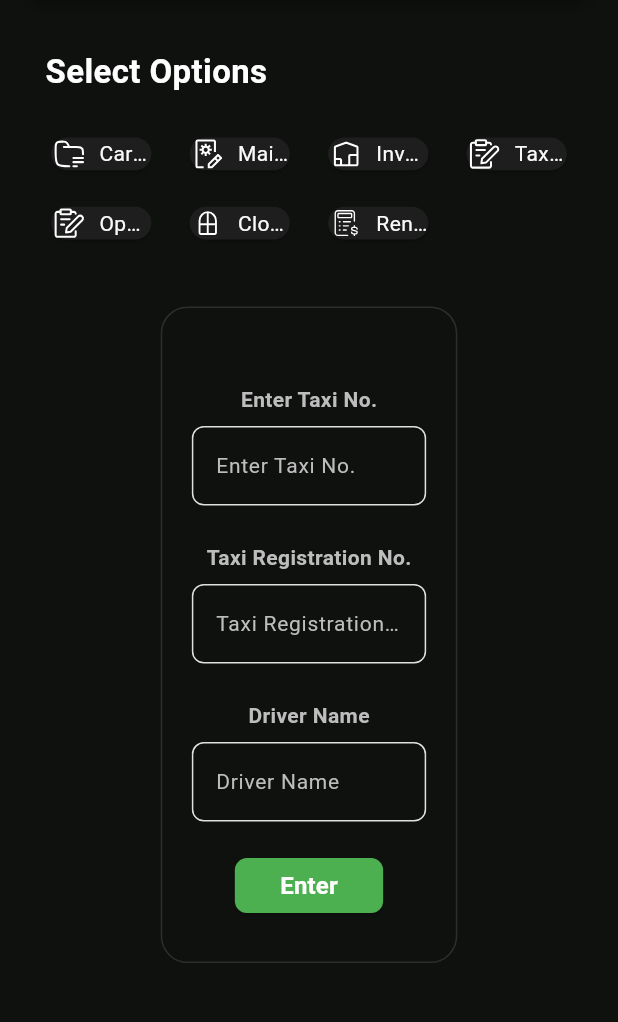
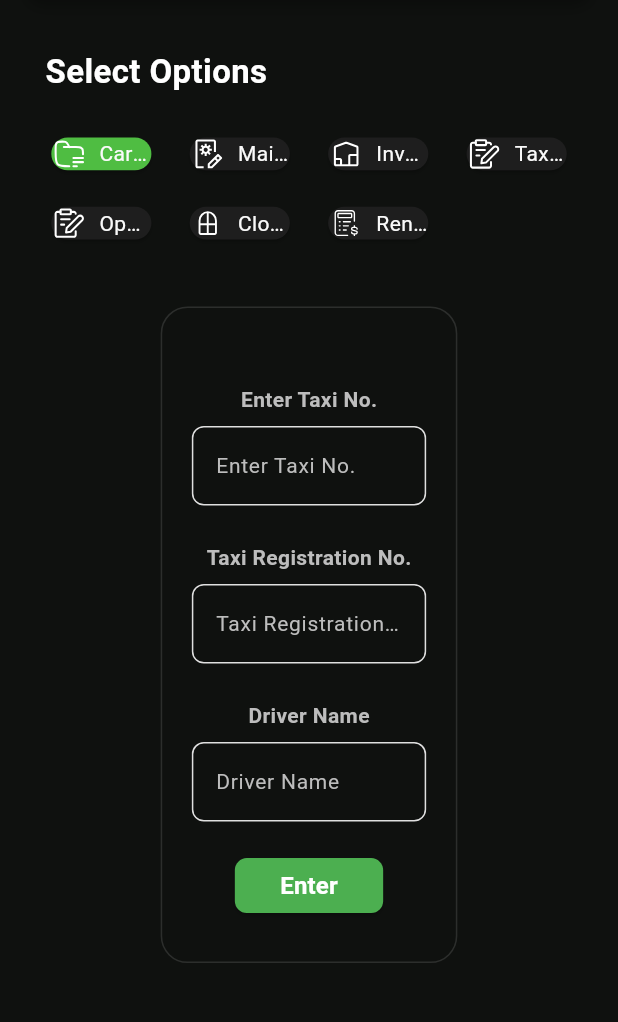
Before and after one commit to actionapps23/Action-Inc-Taxi-App, a Flutter app: the SelectionScreen screen opened directly, on a phone screen of 412 x 824 dp, the part 125-1147 px from its top. Run offline on Flutter 3.47's test engine with Material 3 defaults, Android fonts, the phone set to English and light mode, and no system bars; our stand-ins replace cloud_firestore, equatable, firebase_core, flutter_bloc, flutter_hooks, flutter_screenutil and 1 more; accounts and stored records are empty.

Commit message:
In Progress

```diff
--- a/action_inc_taxi_app/lib/core/widgets/feature_selection_card.dart
+++ b/action_inc_taxi_app/lib/core/widgets/feature_selection_card.dart
@@ -6,12 +6,14 @@ class FeatureSelectionCard extends StatelessWidget {
   final String cardTitle;
   final String iconPath;
   final VoidCallback onTap;
+  final Color? backgroundColor;
 
   const FeatureSelectionCard({
     super.key,
     required this.cardTitle,
     required this.iconPath,
     required this.onTap,
+    this.backgroundColor,
   });
 
   @override
@@ -25,7 +27,7 @@ class FeatureSelectionCard extends StatelessWidget {
     return GestureDetector(
       onTap: onTap,
       child: Card(
-        color: AppColors.cardBackground,
+        color: backgroundColor ?? AppColors.cardBackground,
         child: Center(
           child: Row(
             mainAxisAlignment: MainAxisAlignment.center,
--- a/action_inc_taxi_app/lib/features/entry_section/rent/daily_rent_collection_info_screen.dart
+++ b/action_inc_taxi_app/lib/features/entry_section/rent/daily_rent_collection_info_screen.dart
@@ -470,6 +470,7 @@ class _DailyRentCollectionInfoScreenState
                                         controller: taxiNoController,
                                         labelText: 'Taxi No',
                                         hintText: 'Enter Taxi No',
+                                        isReadOnly: true,
                                         errorText: fieldErrors['taxiNo'],
                                       ),
                                       SizedBox(height: 12.h),
@@ -912,12 +913,14 @@ class _DailyRentCollectionInfoScreenState
                                         controller: totalRentController,
                                         labelText: 'Total Rent (computed)',
                                         hintText: 'Total',
+                                        isReadOnly: true,
                                       ),
                                       SizedBox(height: 12.h),
                                       AppTextFormField(
                                         controller: dueRentController,
                                         labelText: 'Due Rent (computed)',
                                         hintText: 'Due',
+                                        isReadOnly: true,
                                       ),
                                       SizedBox(height: 12.h),
                                     ],
--- a/action_inc_taxi_app/lib/features/selection_screen.dart
+++ b/action_inc_taxi_app/lib/features/selection_screen.dart
@@ -8,8 +8,46 @@ import 'package:action_inc_taxi_app/core/theme/app_assets.dart';
 import 'package:action_inc_taxi_app/core/widgets/feature_selection_card.dart';
 import 'package:action_inc_taxi_app/core/widgets/buttons/app_button.dart';
 
-class SelectionScreen extends StatelessWidget {
+class SelectionScreen extends StatefulWidget {
   const SelectionScreen({super.key});
+
+  @override
+  State<SelectionScreen> createState() => _SelectionScreenState();
+}
+
+class _SelectionScreenState extends State<SelectionScreen> {
+  int selectedIndex = 0;
+
+  final List<Map<String, dynamic>> featureCards = [
+    {
+      'title': "Car Details",
+      'icon': AppAssets.carDetailsIcon,
+    },
+    {
+      'title': "Maintenance",
+      'icon': AppAssets.maintenance,
+    },
+    {
+      'title': "Inventory",
+      'icon': AppAssets.inventory,
+    },
+    {
+      'title': "Taxi Inspection",
+      'icon': AppAssets.taxiInspection,
+    },
+    {
+      'title': "Open Procedure",
+      'icon': AppAssets.openProcedure,
+    },
+    {
+      'title': "Close Procedure",
+      'icon': AppAssets.closeProcedure,
+    },
+    {
+      'title': "Renewal & Status",
+      'icon': AppAssets.renewalStatus,
+    },
+  ];
 
   @override
   Widget build(BuildContext context) {
@@ -18,9 +56,7 @@ class SelectionScreen extends StatelessWidget {
       body: SafeArea(
         child: Column(
           children: [
-            // Top App Bar
             Navbar(),
-            // Main content
             Expanded(
               child: SingleChildScrollView(
                 child: Center(
@@ -33,7 +69,6 @@ class SelectionScreen extends StatelessWidget {
                     child: Column(
                       crossAxisAlignment: CrossAxisAlignment.start,
                       children: [
-                        // Select Options and Add Notes
                         Row(
                           mainAxisAlignment: MainAxisAlignment.spaceBetween,
                           children: [
@@ -48,7 +83,6 @@ class SelectionScreen extends StatelessWidget {
                           ],
                         ),
                         SizedBox(height: 24.h),
-                        // Feature cards grid
                         GridView.count(
                           crossAxisCount: 4,
                           shrinkWrap: true,
@@ -56,46 +90,22 @@ class SelectionScreen extends StatelessWidget {
                           crossAxisSpacing: 16.w,
                           childAspectRatio: 2.5,
                           physics: NeverScrollableScrollPhysics(),
-                          children: [
-                            FeatureSelectionCard(
-                              cardTitle: "Car Details",
-                              iconPath: AppAssets.carDetailsIcon,
-                              onTap: () {},
-                            ),
-                            FeatureSelectionCard(
-                              cardTitle: "Maintenance",
-                              iconPath: AppAssets.maintenance,
-                              onTap: () {},
-                            ),
-                            FeatureSelectionCard(
-                              cardTitle: "Inventory",
-                              iconPath: AppAssets.inventory,
-                              onTap: () {},
-                            ),
-                            FeatureSelectionCard(
-                              cardTitle: "Taxi Inspection",
-                              iconPath: AppAssets.taxiInspection,
-                              onTap: () {},
-                            ),
-                            FeatureSelectionCard(
-                              cardTitle: "Open Procedure",
-                              iconPath: AppAssets.openProcedure,
-                              onTap: () {},
-                            ),
-                            FeatureSelectionCard(
-                              cardTitle: "Close Procedure",
-                              iconPath: AppAssets.closeProcedure,
-                              onTap: () {},
-                            ),
-                            FeatureSelectionCard(
-                              cardTitle: "Renewal & Status",
-                              iconPath: AppAssets.renewalStatus,
-                              onTap: () {},
-                            ),
-                          ],
+                          children: List.generate(featureCards.length, (i) {
+                            return FeatureSelectionCard(
+                              cardTitle: featureCards[i]['title'],
+                              iconPath: featureCards[i]['icon'],
+                              backgroundColor: selectedIndex == i
+                                  ? AppColors.primary
+                                  : null,
+                              onTap: () {
+                                setState(() {
+                                  selectedIndex = i;
+                                });
+                              },
+                            );
+                          }),
                         ),
                         SizedBox(height: 40.h),
-                        // Centered form
                         Center(
                           child: Container(
                             width: 180.w,
@@ -104,27 +114,23 @@ class SelectionScreen extends StatelessWidget {
                               horizontal: 18.w,
                             ),
                             decoration: BoxDecoration(
-                              // color: AppC,
                               borderRadius: BorderRadius.circular(18),
                               border: Border.all(color: Colors.white12),
                             ),
                             child: Column(
                               children: [
-                                // Text('Enter Taxi No.', style: TextStyle(color: Colors.white, fontWeight: FontWeight.bold, fontSize: 18)),
                                 SizedBox(height: 18.h),
                                 AppTextFormField(
                                   hintText: 'Enter Taxi No.',
                                   labelOnTop: true,
                                 ),
                                 SizedBox(height: 12.h),
-                                // Text('or, Enter Taxi Registration No.', style: TextStyle(color: Colors.white70, fontSize: 14)),
                                 SizedBox(height: 12.h),
                                 AppTextFormField(
                                   hintText: 'Taxi Registration No.',
                                   labelOnTop: true,
                                 ),
                                 SizedBox(height: 12.h),
-                                // Text('or, Enter Driver Name', style: TextStyle(color: Colors.white70, fontSize: 14)),
                                 SizedBox(height: 12.h),
                                 AppTextFormField(
                                   hintText: 'Driver Name',
```
